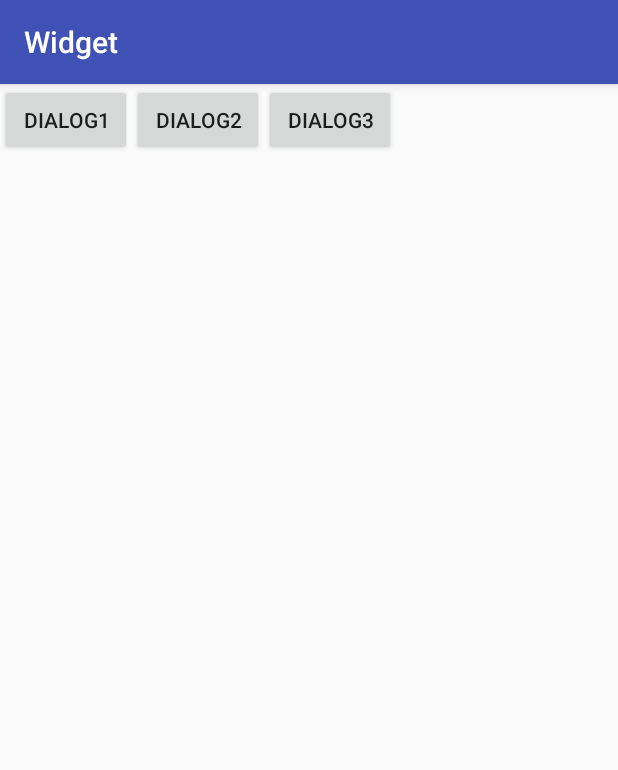
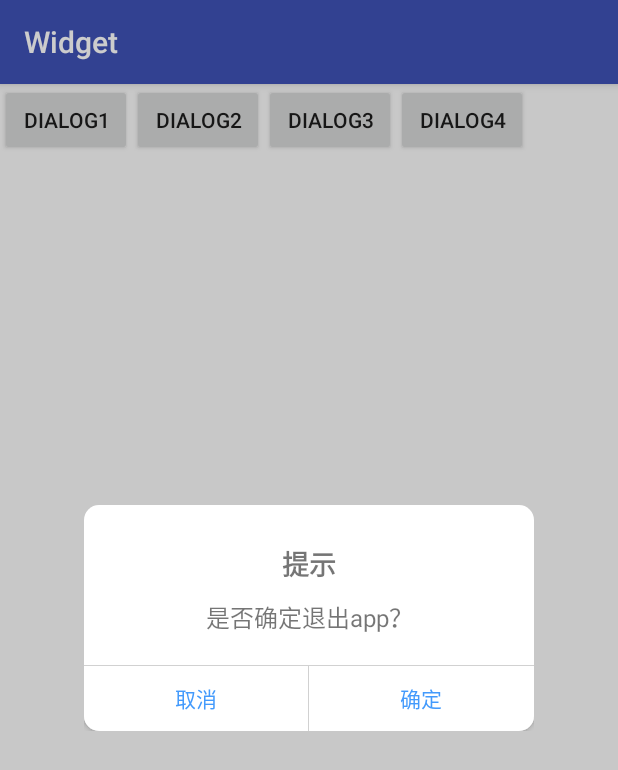
Before and after one commit to MrWangChong/IosDialog, an Android app: the screen it shows after launch (MainActivity), after a tap on "DIALOG1", on a phone screen of 412 x 824 dp. Shown: the top 770 px of the screen. Run offline under Robolectric (Android 15) with nearby library versions, the phone set to English and light mode, and no system bars.

Commit message:
IosDialog

```diff
--- a/app/build.gradle
+++ b/app/build.gradle
@@ -23,5 +23,5 @@ dependencies {
     compile fileTree(dir: 'libs', include: ['*.jar'])
     compile 'com.android.support:appcompat-v7:25.2.0'
     compile 'com.android.support.constraint:constraint-layout:1.0.1'
-    compile 'com.github.MrWangChong:IosDialog:1.0.3'
+    compile 'com.github.MrWangChong:IosDialog:1.0.4'
 }
--- a/app/src/main/res/layout/activity_main.xml
+++ b/app/src/main/res/layout/activity_main.xml
@@ -21,4 +21,9 @@
         android:layout_height="wrap_content"
         android:onClick="dialog3"
         android:text="Dialog3" />
+    <Button
+        android:layout_width="wrap_content"
+        android:layout_height="wrap_content"
+        android:onClick="dialog4"
+        android:text="Dialog4" />
 </LinearLayout>
--- a/app/src/main/res/values/strings.xml
+++ b/app/src/main/res/values/strings.xml
@@ -1,7 +1,7 @@
 <resources>
     <string name="app_name">Widget</string>
-    <string name="dialog_title">dialog_title</string>
-    <string name="dialog_message">dialog_message</string>
-    <string name="dialog_negative">左边按钮</string>
-    <string name="dialog_positive">右边按钮</string>
+    <string name="dialog_title">提示</string>
+    <string name="dialog_message">是否确定退出app？</string>
+    <string name="dialog_negative">"取消"</string>
+    <string name="dialog_positive">确定</string>
 </resources>
```
Also changed, not shown: app/src/main/java/com/wc/widget/widget/MainActivity.java (+55 -12 lines), 1 other file.
